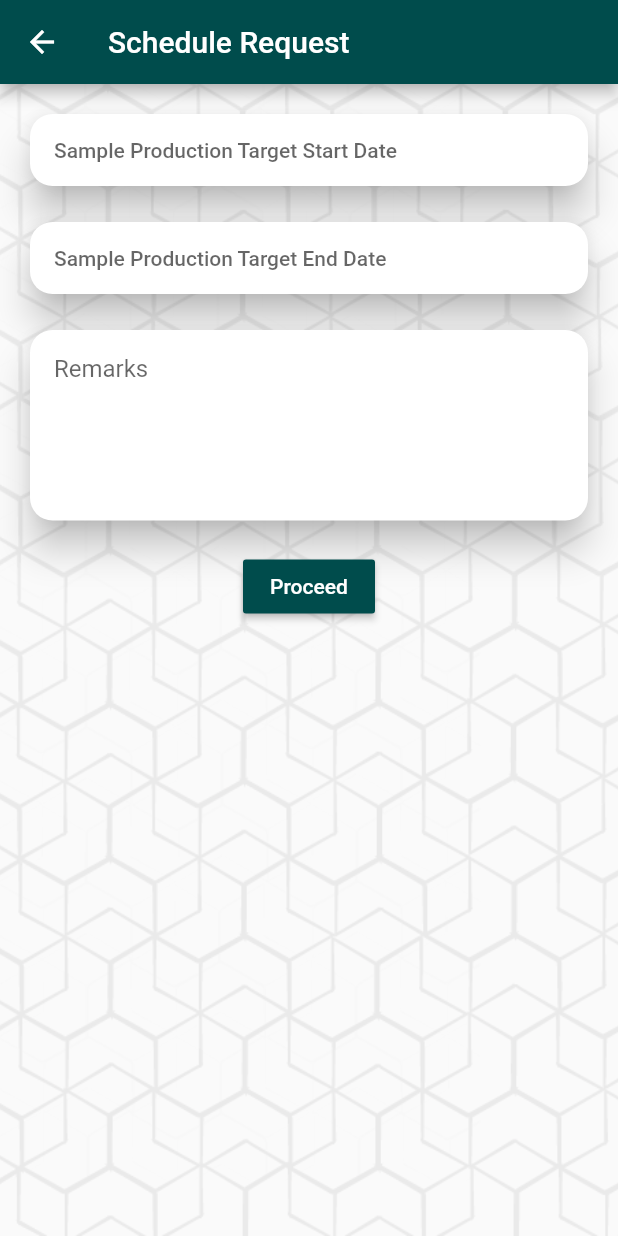
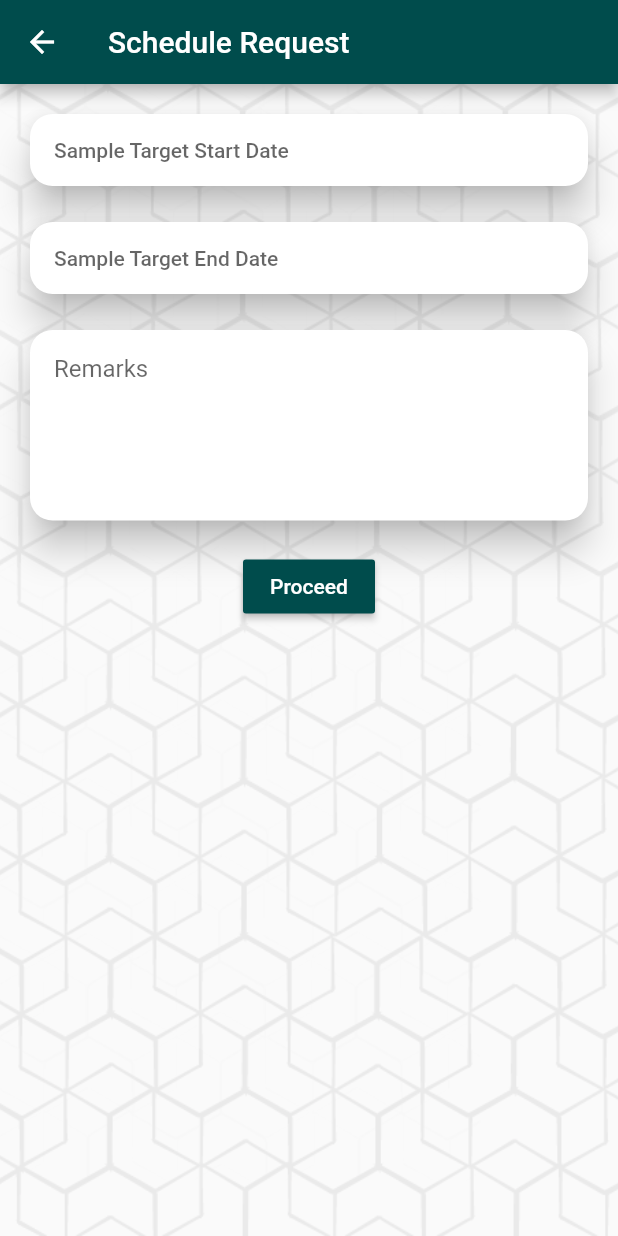
Before and after one commit to usmanali353/product_development, a Flutter app: the SchedulePage screen opened directly with empty values, on a phone screen of 412 x 824 dp. Run offline on Flutter 3.47's test engine with Material 2 defaults, Android fonts, the phone set to English and light mode, and no system bars; drawn by our look-alikes of flutter_form_builder, overlay_support; our stand-ins replace badges, cached_network_image, data_connection_checker, firebase_messaging, flushbar, font_awesome_flutter and 7 more; missing offline and left inert: barcode_scan, date_range_picker, filter_list, multiselect_formfield, need_resume; accounts and stored records are empty; network calls fail.

Commit message:
changed hints

```diff
--- a/lib/ApproveForTrial.dart
+++ b/lib/ApproveForTrial.dart
@@ -84,7 +84,7 @@ class _ApproveForTrialState extends State<ApproveForTrial> {
                          inputType: InputType.date,
                          validators: [FormBuilderValidators.required()],
                          format: DateFormat("MM-dd-yyyy"),
-                         decoration: InputDecoration(hintText: "Sample Production Actual Start Date",contentPadding: EdgeInsets.all(16),border: InputBorder.none),
+                         decoration: InputDecoration(hintText: "Sample Actual Start Date",contentPadding: EdgeInsets.all(16),border: InputBorder.none),
                          onChanged: (value){
                            setState(() {
                              this.actualStartDate=value;
@@ -106,7 +106,7 @@ class _ApproveForTrialState extends State<ApproveForTrial> {
                          inputType: InputType.date,
                          validators: [FormBuilderValidators.required()],
                          format: DateFormat("MM-dd-yyyy"),
-                         decoration: InputDecoration(hintText: "Sample Production Actual End Date",contentPadding: EdgeInsets.all(16),border: InputBorder.none),
+                         decoration: InputDecoration(hintText: "Sample Actual End Date",contentPadding: EdgeInsets.all(16),border: InputBorder.none),
                          onChanged: (value){
                            setState(() {
                              this.actualEndDate=value;
--- a/lib/SchedulePage.dart
+++ b/lib/SchedulePage.dart
@@ -61,7 +61,7 @@ class _SchedulePageState extends State<SchedulePage> {
                         inputType: InputType.date,
                         validators: [FormBuilderValidators.required()],
                         format: DateFormat("MM-dd-yyyy"),
-                        decoration: InputDecoration(hintText: "Sample Production Target Start Date",contentPadding: EdgeInsets.all(16),border: InputBorder.none),
+                        decoration: InputDecoration(hintText: "Sample Target Start Date",contentPadding: EdgeInsets.all(16),border: InputBorder.none),
                         onChanged: (value){
                           setState(() {
                             this.targetStartDate=value;
@@ -89,7 +89,7 @@ class _SchedulePageState extends State<SchedulePage> {
                         inputType: InputType.date,
                         validators: [FormBuilderValidators.required()],
                         format: DateFormat("MM-dd-yyyy"),
-                        decoration: InputDecoration(hintText: "Sample Production Target End Date",contentPadding: EdgeInsets.all(16),border: InputBorder.none),
+                        decoration: InputDecoration(hintText: "Sample Target End Date",contentPadding: EdgeInsets.all(16),border: InputBorder.none),
                         onChanged: (value){
                           setState(() {
                             this.targetEndDate=value;
```
